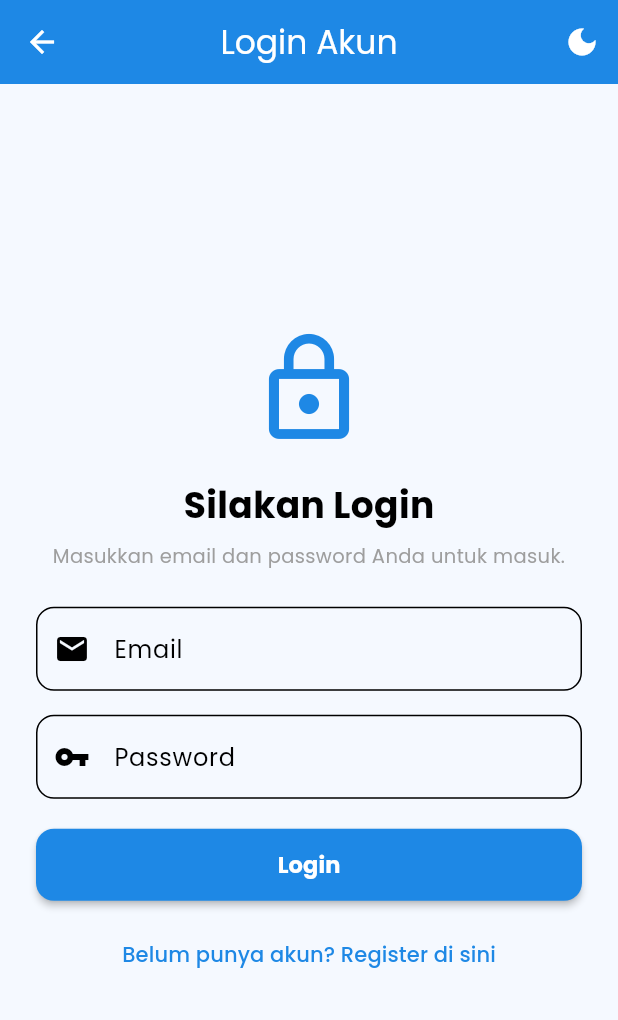
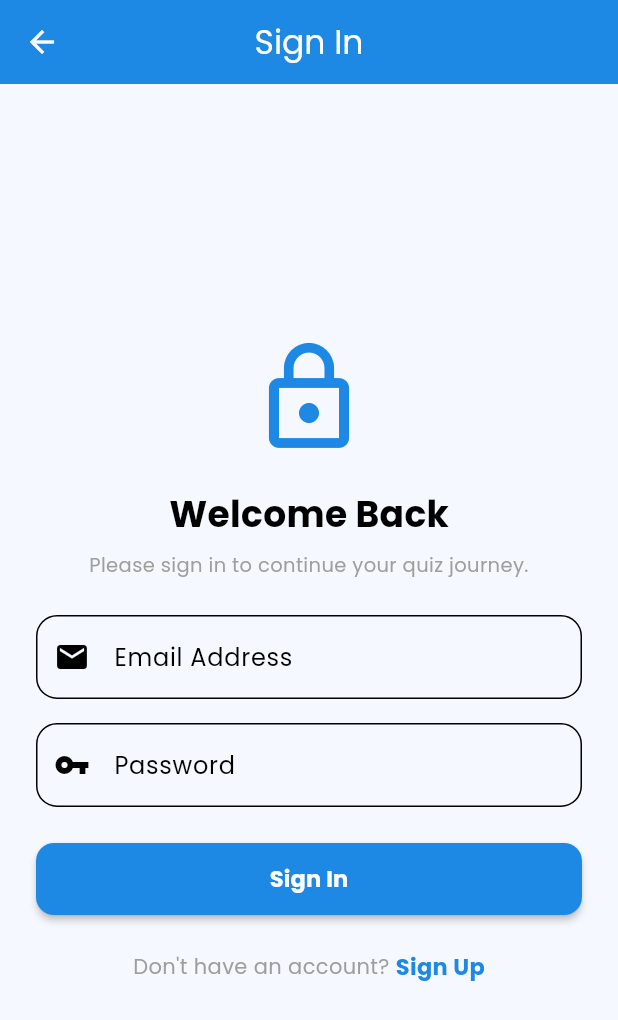
Before and after one commit to ysjltaa/quizly, a Flutter app: the LoginScreen screen opened directly with empty values, on a phone screen of 412 x 824 dp. Shown: the top 1020 px of the screen. Run offline on Flutter 3.47's test engine with Material 3 defaults, Android fonts, the phone set to English and light mode, and no system bars; our stand-ins replace google_fonts.

Commit message:
Refactor login screen UI and text updates

```diff
--- a/lib/screens/login_screen.dart
+++ b/lib/screens/login_screen.dart
@@ -7,14 +7,12 @@ class LoginScreen extends StatefulWidget {
   final VoidCallback toggleTheme;
   final bool isDarkMode;
   final String initialEmail;
-  final VoidCallback onLoginSuccess;
 
   const LoginScreen({
     Key? key,
     required this.toggleTheme,
     required this.isDarkMode,
     this.initialEmail = '',
-    required this.onLoginSuccess,
   }) : super(key: key);
 
   @override
@@ -34,16 +32,10 @@ class _LoginScreenState extends State<LoginScreen> {
 
   @override
   Widget build(BuildContext context) {
+    final primaryColor = Theme.of(context).primaryColor;
+
     return Scaffold(
-      appBar: AppBar(
-        title: const Text("Login Akun"),
-        actions: [
-          IconButton(
-            icon: Icon(widget.isDarkMode ? Icons.light_mode : Icons.dark_mode),
-            onPressed: widget.toggleTheme,
-          ),
-        ],
-      ),
+      appBar: AppBar(title: const Text("Sign In")),
       body: SafeArea(
         child: Center(
           child: SingleChildScrollView(
@@ -53,12 +45,12 @@ class _LoginScreenState extends State<LoginScreen> {
               child: Column(
                 mainAxisAlignment: MainAxisAlignment.center,
                 children: [
-                  Icon(Icons.lock_outline, size: 80, color: Theme.of(context).primaryColor),
+                  Icon(Icons.lock_outline, size: 80, color: primaryColor),
                   const SizedBox(height: 20),
-                  const Text("Silakan Login", style: TextStyle(fontSize: 24, fontWeight: FontWeight.bold)),
+                  const Text("Welcome Back", style: TextStyle(fontSize: 24, fontWeight: FontWeight.bold)),
                   const SizedBox(height: 8),
                   const Text(
-                    "Masukkan email dan password Anda untuk masuk.",
+                    "Please sign in to continue your quiz journey.",
                     textAlign: TextAlign.center,
                     style: TextStyle(color: Colors.grey, fontSize: 13),
                   ),
@@ -66,15 +58,14 @@ class _LoginScreenState extends State<LoginScreen> {
                   TextFormField(
                     controller: _emailController,
                     decoration: InputDecoration(
-                      labelText: "Email",
+                      labelText: "Email Address",
                       prefixIcon: const Icon(Icons.email),
-                      border: OutlineInputBorder(borderRadius: BorderRadius.circular(12)),
+                      border: OutlineInputBorder(borderRadius: BorderRadius.circular(14)),
                     ),
                     validator: (v) {
-                      if (v == null || v.isEmpty) return "Email wajib diisi";
-                      // Opsional: Cek apakah email terdaftar (jika sudah ada akun yang dibuat)
+                      if (v == null || v.isEmpty) return "Email is required";
                       if (UserAuth.registeredEmail.isNotEmpty && v.trim() != UserAuth.registeredEmail) {
-                        return "Email belum terdaftar / tidak sesuai";
+                        return "Email not registered";
                       }
                       return null;
                     },
@@ -86,40 +77,45 @@ class _LoginScreenState extends State<LoginScreen> {
                     decoration: InputDecoration(
                       labelText: "Password",
                       prefixIcon: const Icon(Icons.vpn_key),
-                      border: OutlineInputBorder(borderRadius: BorderRadius.circular(12)),
+                      border: OutlineInputBorder(borderRadius: BorderRadius.circular(14)),
                     ),
                     validator: (v) {
-                      if (v == null || v.isEmpty) return "Password wajib diisi";
-
-                      // SINKRONISASI: Cek kecocokan password dengan yang di-register
+                      if (v == null || v.isEmpty) return "Password is required";
                       if (UserAuth.registeredPassword.isNotEmpty && v.trim() != UserAuth.registeredPassword) {
-                        return "Password salah!";
+                        return "Incorrect password!";
                       }
                       return null;
                     },
                   ),
-                  const SizedBox(height: 20),
+                  const SizedBox(height: 24),
                   SizedBox(
                     width: double.infinity,
                     child: CustomButton(
-                      text: "Login",
+                      text: "Sign In",
                       onPressed: () {
                         if (_formKey.currentState!.validate()) {
                           UserAuth.isLoggedIn = true;
                           UserAuth.registeredEmail = _emailController.text.trim();
-
                           ScaffoldMessenger.of(context).showSnackBar(
-                            const SnackBar(content: Text("Login Berhasil!")),
+                            const SnackBar(content: Text("Login Successful!")),
                           );
-
-                          Navigator.pop(context, true); // Kembali ke halaman sebelumnya dengan status sukses
+                          Navigator.pop(context, true);
                         }
                       },
                     ),
                   ),
-                  const SizedBox(height: 12),
-                  TextButton(
-                    onPressed: () async {
+                  const SizedBox(height: 24),
+
+                  // Tampilan Sign Up tanpa underline, hanya perbedaan warna & tebal
+                  Row(
+                    mainAxisAlignment: MainAxisAlignment.center,
+                    children: [
+                      const Text(
+                        "Don't have an account? ",
+                        style: TextStyle(color: Colors.grey, fontSize: 14),
+                      ),
+                      GestureDetector(
+                        onTap: () async {
                           final registeredEmail = await Navigator.push(
                             context,
                             MaterialPageRoute(
@@ -135,7 +131,16 @@ class _LoginScreenState extends State<LoginScreen> {
                             });
                           }
                         },
-                    child: const Text("Belum punya akun? Register di sini"),
+                        child: Text(
+                          "Sign Up",
+                          style: TextStyle(
+                            color: primaryColor,
+                            fontWeight: FontWeight.bold,
+                            fontSize: 15,
+                          ),
+                        ),
+                      ),
+                    ],
                   ),
                 ],
               ),
```
Lines whose indentation alone changed are shown as unchanged.
